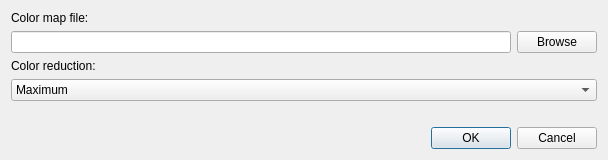
Before: the Qt Designer form qtgui/ColorMapDialog.ui in eldridgejm/denali, drawn with Qt 5.
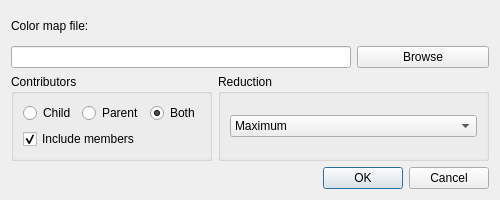
After: the same form once the commit is applied.

Patch:
```diff
--- a/qtgui/ColorMapDialog.ui
+++ b/qtgui/ColorMapDialog.ui
@@ -12,22 +12,10 @@
    <rect>
     <x>0</x>
     <y>0</y>
-    <width>606</width>
+    <width>500</width>
     <height>200</height>
    </rect>
   </property>
-  <property name="sizePolicy">
-   <sizepolicy hsizetype="Fixed" vsizetype="Fixed">
-    <horstretch>5</horstretch>
-    <verstretch>2</verstretch>
-   </sizepolicy>
-  </property>
-  <property name="minimumSize">
-   <size>
-    <width>500</width>
-    <height>200</height>
-   </size>
-  </property>
   <property name="windowTitle">
    <string>Dialog</string>
   </property>
@@ -37,20 +25,74 @@
   <property name="modal">
    <bool>true</bool>
   </property>
-  <layout class="QVBoxLayout" name="verticalLayout">
-   <property name="sizeConstraint">
-    <enum>QLayout::SetFixedSize</enum>
-   </property>
-   <item>
-    <layout class="QGridLayout" name="gridLayout">
-     <item row="1" column="1">
+  <layout class="QGridLayout" name="gridLayout_3">
+   <item row="0" column="0">
+    <widget class="QLabel" name="label">
+     <property name="text">
+      <string>Color map file:</string>
+     </property>
+    </widget>
+   </item>
+   <item row="1" column="0" colspan="2">
+    <widget class="QLineEdit" name="lineEditColorMapPath"/>
+   </item>
+   <item row="1" column="2">
       <widget class="QPushButton" name="pushButtonBrowse">
        <property name="text">
         <string>Browse</string>
        </property>
       </widget>
      </item>
-     <item row="3" column="0" colspan="2">
+   <item row="2" column="0">
+    <widget class="QGroupBox" name="groupBox">
+     <property name="title">
+      <string>Contributors</string>
+     </property>
+     <layout class="QGridLayout" name="gridLayout">
+      <item row="0" column="0">
+       <widget class="QRadioButton" name="radioButton_2">
+        <property name="text">
+         <string>Child</string>
+        </property>
+       </widget>
+      </item>
+      <item row="0" column="1">
+       <widget class="QRadioButton" name="radioButton_3">
+        <property name="text">
+         <string>Parent</string>
+        </property>
+       </widget>
+      </item>
+      <item row="0" column="2">
+       <widget class="QRadioButton" name="radioButton">
+        <property name="text">
+         <string>Both</string>
+        </property>
+        <property name="checked">
+         <bool>true</bool>
+        </property>
+       </widget>
+      </item>
+      <item row="1" column="0" colspan="2">
+       <widget class="QCheckBox" name="checkBox">
+        <property name="text">
+         <string>Include members</string>
+        </property>
+        <property name="checked">
+         <bool>true</bool>
+        </property>
+       </widget>
+      </item>
+     </layout>
+    </widget>
+   </item>
+   <item row="2" column="1" colspan="2">
+    <widget class="QGroupBox" name="groupBox_2">
+     <property name="title">
+      <string>Reduction</string>
+     </property>
+     <layout class="QGridLayout" name="gridLayout_2">
+      <item row="0" column="0">
       <widget class="QComboBox" name="comboBoxReduction">
        <property name="enabled">
         <bool>true</bool>
@@ -92,46 +134,10 @@
        </item>
       </widget>
      </item>
-     <item row="1" column="0">
-      <widget class="QLineEdit" name="lineEditColorMapPath">
-       <property name="minimumSize">
-        <size>
-         <width>500</width>
-         <height>0</height>
-        </size>
-       </property>
-      </widget>
-     </item>
-     <item row="0" column="0">
-      <widget class="QLabel" name="label">
-       <property name="text">
-        <string>Color map file:</string>
-       </property>
-      </widget>
-     </item>
-     <item row="2" column="0">
-      <widget class="QLabel" name="label_2">
-       <property name="text">
-        <string>Color reduction:</string>
-       </property>
-      </widget>
-     </item>
-    </layout>
+     </layout>
+    </widget>
    </item>
-   <item>
-    <spacer name="verticalSpacer">
-     <property name="orientation">
-      <enum>Qt::Vertical</enum>
-     </property>
-     <property name="sizeHint" stdset="0">
-      <size>
-       <width>20</width>
-       <height>20</height>
-      </size>
-     </property>
-    </spacer>
-   </item>
-   <item>
+   <item row="3" column="1" colspan="2">
     <widget class="QDialogButtonBox" name="buttonBox">
      <property name="orientation">
       <enum>Qt::Horizontal</enum>
```
Lines whose indentation alone changed are shown as unchanged.
